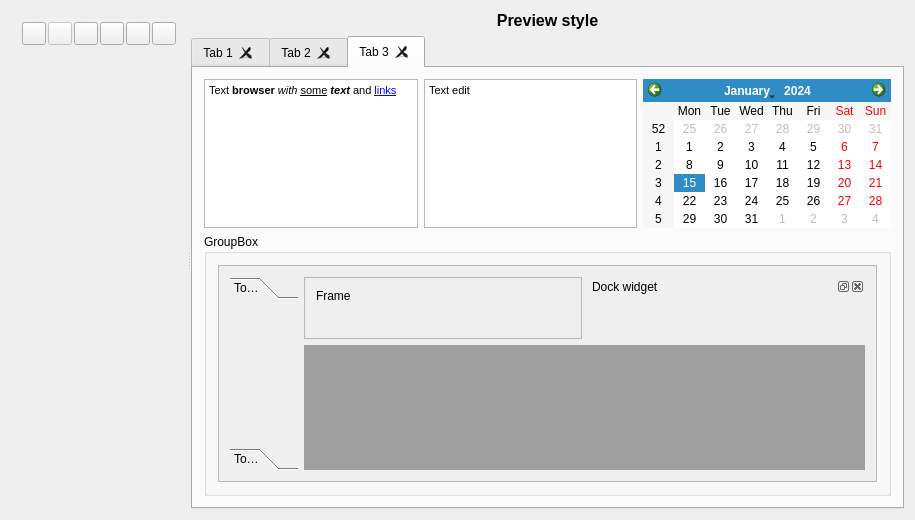
Above: qsseditor.ui from HappySeaFox/qsseditor before the change. Below: the same form after it.
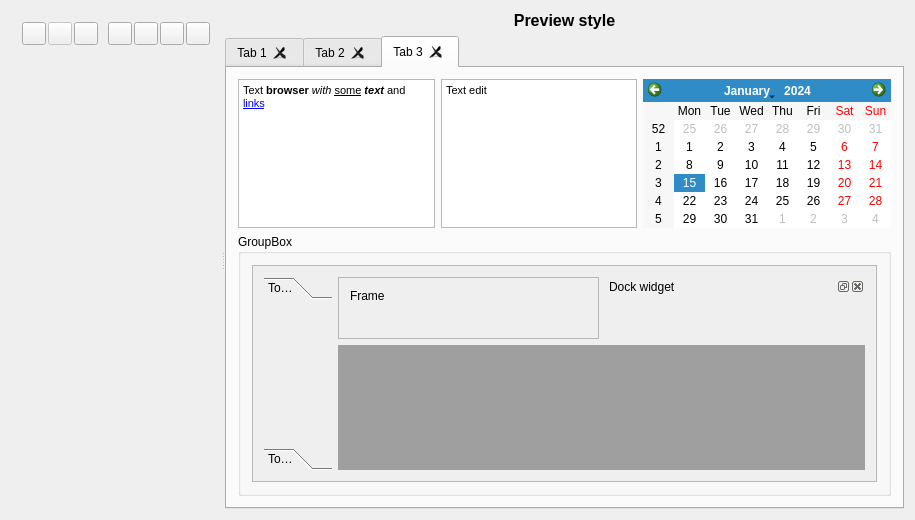
That is the form after the change. The open tabs and pages were chosen to show the change. Icons and pictures are not drawn. Custom widgets are drawn as their Qt base class.

Commit message: 'Close' button

What changed in the file:
```diff
--- a/qsseditor.ui
+++ b/qsseditor.ui
@@ -59,6 +59,33 @@
            </property>
           </widget>
          </item>
+         <item>
+          <spacer name="horizontalSpacer_4">
+           <property name="orientation">
+            <enum>Qt::Horizontal</enum>
+           </property>
+           <property name="sizeType">
+            <enum>QSizePolicy::Fixed</enum>
+           </property>
+           <property name="sizeHint" stdset="0">
+            <size>
+             <width>8</width>
+             <height>20</height>
+            </size>
+           </property>
+          </spacer>
+         </item>
+         <item>
+          <widget class="QToolButton" name="toolClose">
+           <property name="toolTip">
+            <string>Close</string>
+           </property>
+           <property name="icon">
+            <iconset resource="qsseditor.qrc">
+             <normaloff>:/images/close.png</normaloff>:/images/close.png</iconset>
+           </property>
+          </widget>
+         </item>
          <item>
           <spacer name="horizontalSpacer">
            <property name="orientation">
@@ -800,8 +827,8 @@
                   <rect>
                    <x>0</x>
                    <y>0</y>
-                   <width>690</width>
-                   <height>234</height>
+                   <width>253</width>
+                   <height>141</height>
                   </rect>
                  </property>
                  <layout class="QGridLayout" name="gridLayout_9">
@@ -854,7 +881,7 @@
                        <x>0</x>
                        <y>0</y>
                        <width>69</width>
-                       <height>162</height>
+                       <height>69</height>
                       </rect>
                      </property>
                      <attribute name="label">
```
Left out of the diff: 28 changed lines with no effect on the pictures. The commit also changes 5 other files.
